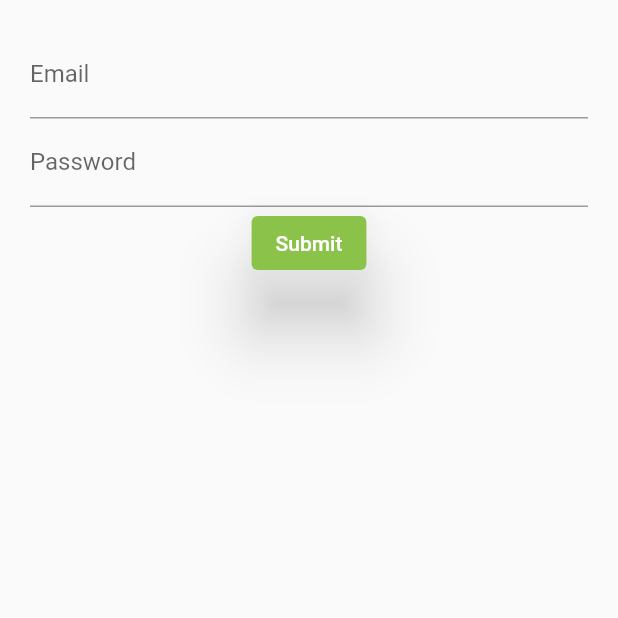
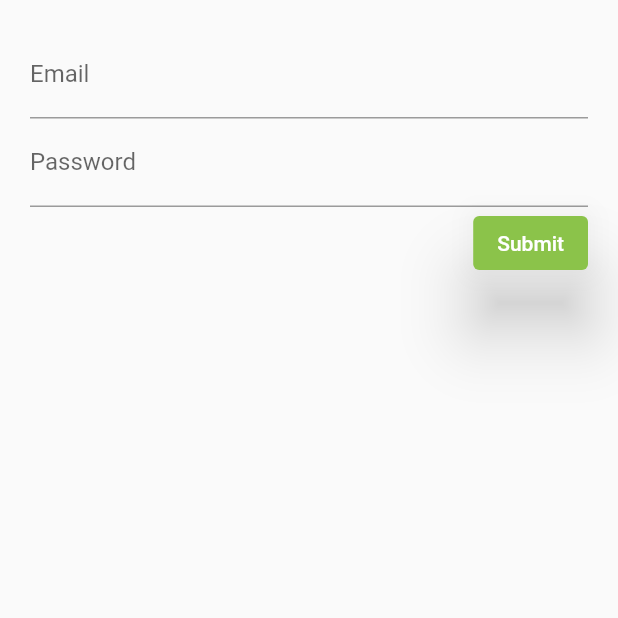
Before and after one commit to Zpolonius/login_stateful, a Flutter app: the screen it shows after launch, on a phone screen of 412 x 824 dp, the top half of it. Run offline on Flutter 3.47's test engine with Material 2 defaults, Android fonts, the phone set to English and light mode, and no system bars.

Commit message:
added alignment

```diff
--- a/lib/src/Screens/login_screen.dart
+++ b/lib/src/Screens/login_screen.dart
@@ -19,8 +19,10 @@ class LoginScreen extends StatefulWidget{
   Widget build(context){
       return Container(
         margin: const EdgeInsets.all(20.0),
+
         child: Form(
           child: Column(
+
             children: [
               emailField(),
               passwordField(),
@@ -44,10 +46,14 @@ class LoginScreen extends StatefulWidget{
     );
    }
   Widget submitButton(){
-    return ElevatedButton(onPressed: () => {}, child: const Text('Submit'),
-    style: const ButtonStyle(backgroundColor: MaterialStatePropertyAll<Color>(Colors.lightGreen),
-    elevation: MaterialStatePropertyAll(20.0)),
+    return Container(
+      alignment: Alignment.centerRight,
+      child: ElevatedButton(onPressed: () => {},
+      style: const ButtonStyle(backgroundColor: MaterialStatePropertyAll<Color>(Colors.lightGreen),
+      elevation: MaterialStatePropertyAll(20.0)), child: const Text('Submit'),
 
+
+      ),
     );
   }
   }
```
